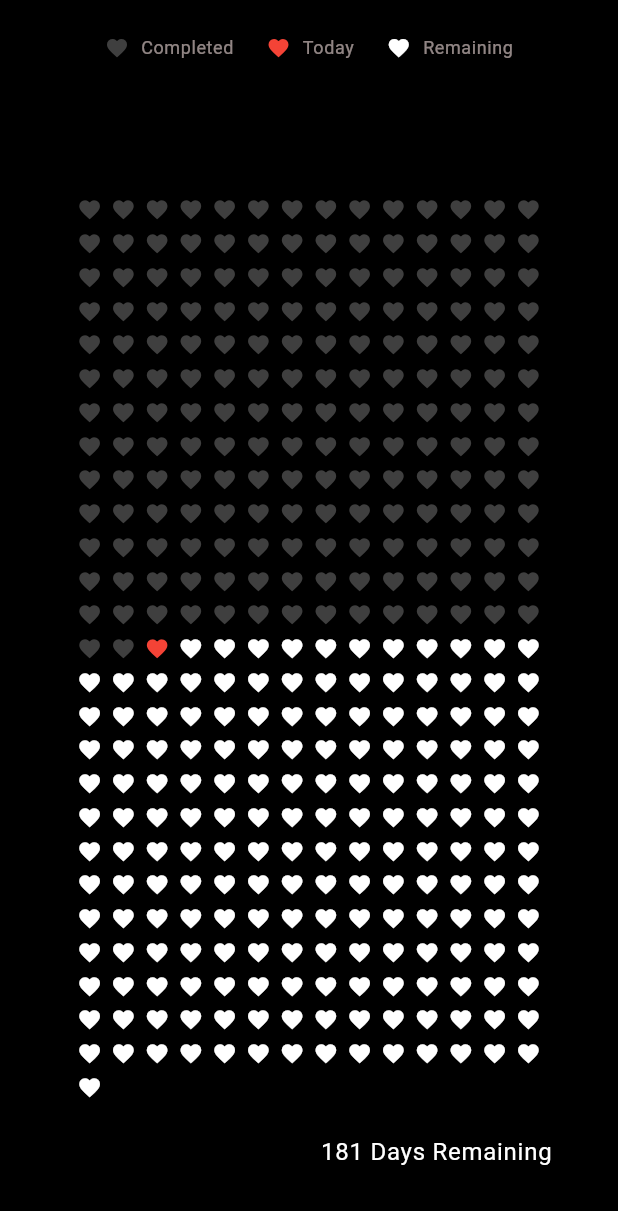
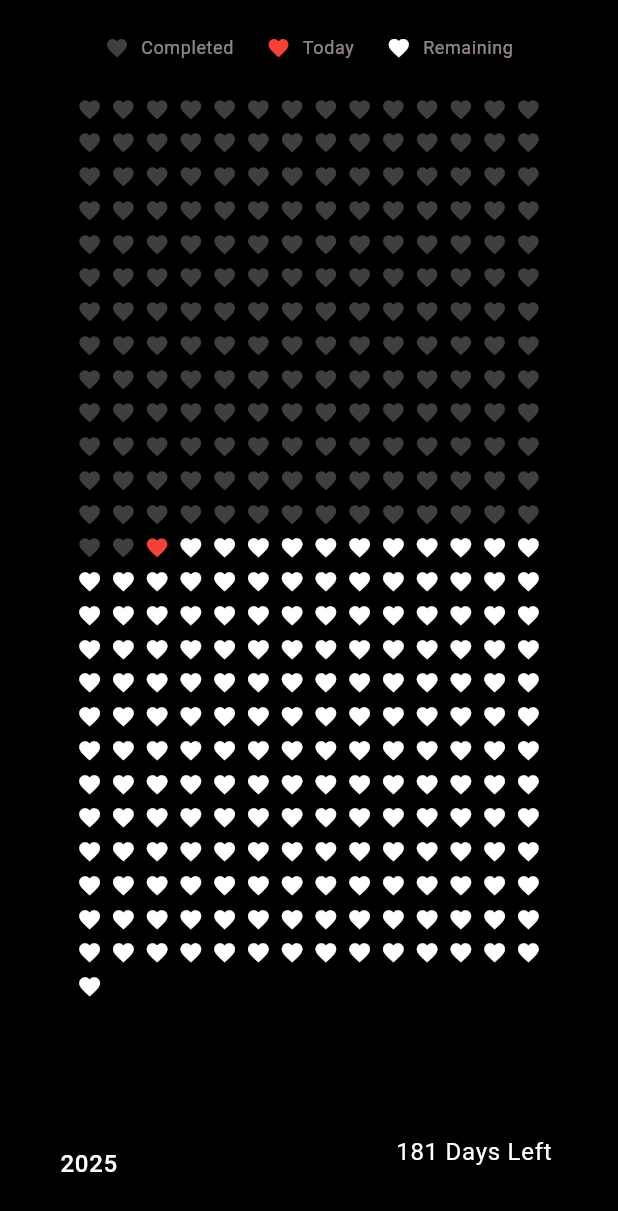
Before and after one commit to life-left-android/life-left-android, a Flutter app: the screen it shows after launch, on a phone screen of 412 x 824 dp. Shown: the top 1211 px of the screen. Run offline on Flutter 3.47's test engine with Material 3 defaults, Android fonts, the light colour scheme and no system bars.

Commit message:
changes to ui:

```diff
--- a/lib/main.dart
+++ b/lib/main.dart
@@ -36,6 +36,7 @@ class _HomePageState extends State<HomePage> {
   double _progress = 0.0;
   List<DateTime> _yearDays = [];
   bool _showDays = true; // Toggle between days and percentage
+  String _displayText = '2025'; // Bottom left display text
 
   @override
   void initState() {
@@ -65,6 +66,17 @@ class _HomePageState extends State<HomePage> {
     });
   }
 
+  String _getDayName(int weekday) {
+    const days = ['Monday', 'Tuesday', 'Wednesday', 'Thursday', 'Friday', 'Saturday', 'Sunday'];
+    return days[weekday - 1];
+  }
+
+  String _getMonthName(int month) {
+    const months = ['January', 'February', 'March', 'April', 'May', 'June',
+                    'July', 'August', 'September', 'October', 'November', 'December'];
+    return months[month - 1];
+  }
+
   Widget _buildHeatmap(ThemeData theme) {
     final now = DateTime.now();
     const double iconSize = 16.5;
@@ -91,10 +103,38 @@ class _HomePageState extends State<HomePage> {
           heartColor = Colors.white;
         }
 
-        return Icon(
+        return MouseRegion(
+          cursor: SystemMouseCursors.click,
+          onEnter: (_) {
+            setState(() {
+              _displayText = '${_getDayName(day.weekday)}, ${_getMonthName(day.month)} ${day.day}';
+            });
+          },
+          onExit: (_) {
+            setState(() {
+              _displayText = '2025';
+            });
+          },
+          child: GestureDetector(
+            onTap: () {
+              setState(() {
+                _displayText = '${_getDayName(day.weekday)}, ${_getMonthName(day.month)} ${day.day}';
+              });
+              // Reset to year after 2 seconds
+              Future.delayed(const Duration(seconds: 2), () {
+                if (mounted) {
+                  setState(() {
+                    _displayText = '2025';
+                  });
+                }
+              });
+            },
+            child: Icon(
               Icons.favorite,
               size: iconSize,
               color: heartColor,
+            ),
+          ),
         );
       }),
     );
@@ -160,10 +200,8 @@ class _HomePageState extends State<HomePage> {
 
                             // Full screen heatmap
                             Expanded(
-                              child: Center(
                               child: SingleChildScrollView(
                                 child: _buildHeatmap(theme),
-                                ),
                               ),
                             ),
                           ],
@@ -172,6 +210,29 @@ class _HomePageState extends State<HomePage> {
                     ),
                   ),
                 ],
+              ),
+            ),
+          ),
+
+          // Bottom left date display
+          Positioned(
+            bottom: 24,
+            left: 24,
+            child: Container(
+              constraints: const BoxConstraints(maxWidth: 200),
+              padding: const EdgeInsets.symmetric(horizontal: 16, vertical: 12),
+              decoration: BoxDecoration(
+                color: Colors.black.withOpacity(0.7),
+                borderRadius: BorderRadius.circular(12),
+              ),
+              child: Text(
+                _displayText,
+                style: theme.textTheme.bodyLarge?.copyWith(
+                  color: Colors.white,
+                  fontWeight: FontWeight.w500,
+                ),
+                softWrap: true,
+                overflow: TextOverflow.visible,
               ),
             ),
           ),
@@ -204,8 +265,8 @@ class _HomePageState extends State<HomePage> {
                   children: [
                     Text(
                         _showDays
-                      ? '$_daysLeft ${_daysLeft == 1 ? 'Day Remaining' : 'Days Remaining'}'
-                      : '${(_progress * 100).toStringAsFixed(1)}% Remaining',
+                        ? '$_daysLeft Days Left'
+                        : '${(_progress * 100).toStringAsFixed(1)}% Left',
                       style: theme.textTheme.bodyLarge?.copyWith(
                         fontWeight: FontWeight.normal,
                         color: Colors.white,
```
Also changed, not shown: pubspec.lock, 1 other file. Lines whose indentation alone changed are shown as unchanged.
